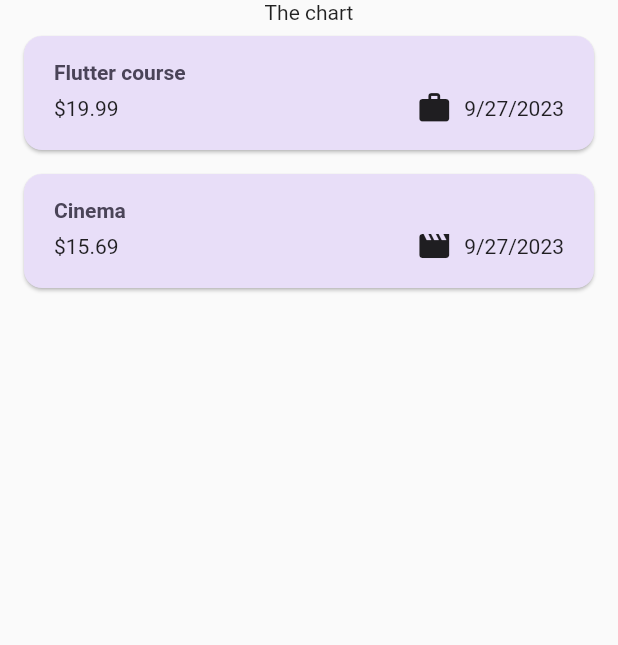
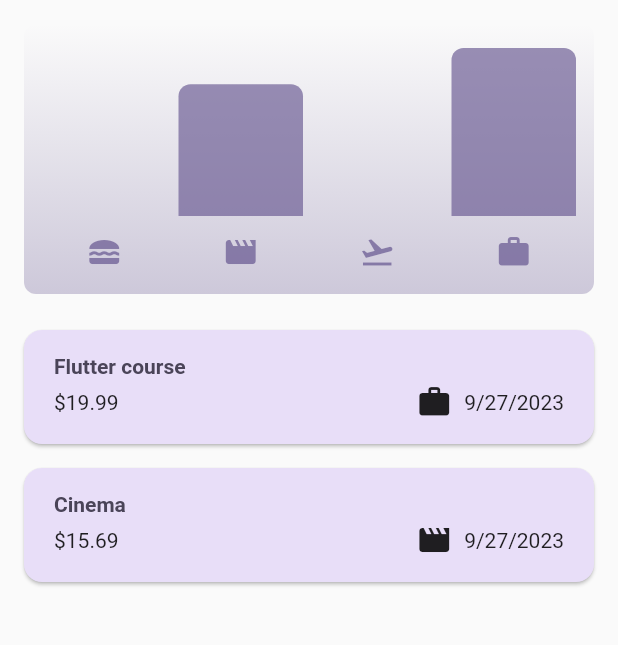
Before and after one commit to asif809999/expenses_tracker, a Flutter app: the screen it shows after launch, on a phone screen of 412 x 824 dp, the part 84-729 px from its top. Run offline on Flutter 3.47's test engine with Material 2 defaults, Android fonts, the phone set to English and light mode, and no system bars.

Commit message:
chart widget added 5.34

```diff
--- a/lib/model/expense.dart
+++ b/lib/model/expense.dart
@@ -38,7 +38,12 @@ class ExpenseBucket {
     required this.category,
     required this.expenses,
   });
-  ExpenseBucket.forCategory();
+
+  ExpenseBucket.forCategory(List<Expense> allExpenses, this.category)
+      : expenses = allExpenses
+            .where((expense) => expense.category == category)
+            .toList(); // an alternative constructor
+
   final Category category;
   final List<Expense> expenses;
 
--- /dev/null
+++ b/lib/widgets/chart/chart.dart
@@ -0,0 +1,94 @@
+import 'package:flutter/material.dart';
+import 'package:expense_tracker/widgets/chart/chart_bar.dart';
+import 'package:expense_tracker/model/expense.dart';
+
+class Chart extends StatelessWidget {
+  const Chart({super.key, required this.expenses});
+
+  final List<Expense> expenses;
+
+  List<ExpenseBucket> get buckets {
+    return [
+      ExpenseBucket.forCategory(expenses, Category.food),
+      ExpenseBucket.forCategory(expenses, Category.leisure),
+      ExpenseBucket.forCategory(expenses, Category.travel),
+      ExpenseBucket.forCategory(expenses, Category.work),
+    ];
+  }
+
+  double get maxTotalExpense {
+    double maxTotalExpense = 0;
+
+    for (final bucket in buckets) {
+      if (bucket.totalExpenses > maxTotalExpense) {
+        maxTotalExpense = bucket.totalExpenses;
+      }
+    }
+
+    return maxTotalExpense;
+  }
+
+  @override
+  Widget build(BuildContext context) {
+    final isDarkMode =
+        MediaQuery.of(context).platformBrightness == Brightness.dark;
+    return Container(
+      margin: const EdgeInsets.all(16),
+      padding: const EdgeInsets.symmetric(
+        vertical: 16,
+        horizontal: 8,
+      ),
+      width: double.infinity,
+      height: 180,
+      decoration: BoxDecoration(
+        borderRadius: BorderRadius.circular(8),
+        gradient: LinearGradient(
+          colors: [
+            Theme.of(context).colorScheme.primary.withOpacity(0.3),
+            Theme.of(context).colorScheme.primary.withOpacity(0.0)
+          ],
+          begin: Alignment.bottomCenter,
+          end: Alignment.topCenter,
+        ),
+      ),
+      child: Column(
+        children: [
+          Expanded(
+            child: Row(
+              crossAxisAlignment: CrossAxisAlignment.end,
+              children: [
+                for (final bucket in buckets) // alternative to map()
+                  ChartBar(
+                    fill: bucket.totalExpenses == 0
+                        ? 0
+                        : bucket.totalExpenses / maxTotalExpense,
+                  )
+              ],
+            ),
+          ),
+          const SizedBox(height: 12),
+          Row(
+            children: buckets
+                .map(
+                  (bucket) => Expanded(
+                    child: Padding(
+                      padding: const EdgeInsets.symmetric(horizontal: 4),
+                      child: Icon(
+                        categoryIcons[bucket.category],
+                        color: isDarkMode
+                            ? Theme.of(context).colorScheme.secondary
+                            : Theme.of(context)
+                                .colorScheme
+                                .primary
+                                .withOpacity(0.7),
+                      ),
+                    ),
+                  ),
+                )
+                .toList(),
+          )
+        ],
+      ),
+    );
+  }
+}
--- /dev/null
+++ b/lib/widgets/chart/chart_bar.dart
@@ -0,0 +1,34 @@
+import 'package:flutter/material.dart';
+
+class ChartBar extends StatelessWidget {
+  const ChartBar({
+    super.key,
+    required this.fill,
+  });
+
+  final double fill;
+
+  @override
+  Widget build(BuildContext context) {
+    final isDarkMode =
+        MediaQuery.of(context).platformBrightness == Brightness.dark;
+    return Expanded(
+      child: Padding(
+        padding: const EdgeInsets.symmetric(horizontal: 4),
+        child: FractionallySizedBox(
+          heightFactor: fill, // > 0% or < 100%
+          child: DecoratedBox(
+            decoration: BoxDecoration(
+              shape: BoxShape.rectangle,
+              borderRadius:
+                  const BorderRadius.vertical(top: Radius.circular(8)),
+              color: isDarkMode
+                  ? Theme.of(context).colorScheme.secondary
+                  : Theme.of(context).colorScheme.primary.withOpacity(0.65),
+            ),
+          ),
+        ),
+      ),
+    );
+  }
+}
--- a/lib/widgets/expenses.dart
+++ b/lib/widgets/expenses.dart
@@ -2,6 +2,7 @@ import 'package:expense_tracker/widgets/expenses_list/expenses_list.dart';
 import 'package:flutter/material.dart';
 import 'package:expense_tracker/model/expense.dart';
 import 'package:expense_tracker/widgets/new_expense.dart';
+import 'package:expense_tracker/widgets/chart/chart.dart';
 
 class Expenses extends StatefulWidget {
   const Expenses({super.key});
@@ -88,7 +89,7 @@ class _ExpensesState extends State<Expenses> {
       ),
       body: Column(
         children: [
-          const Text('The chart'),
+          Chart(expenses: _registeredExpenses),
           Expanded(child: mainContent),
         ],
       ),
```
